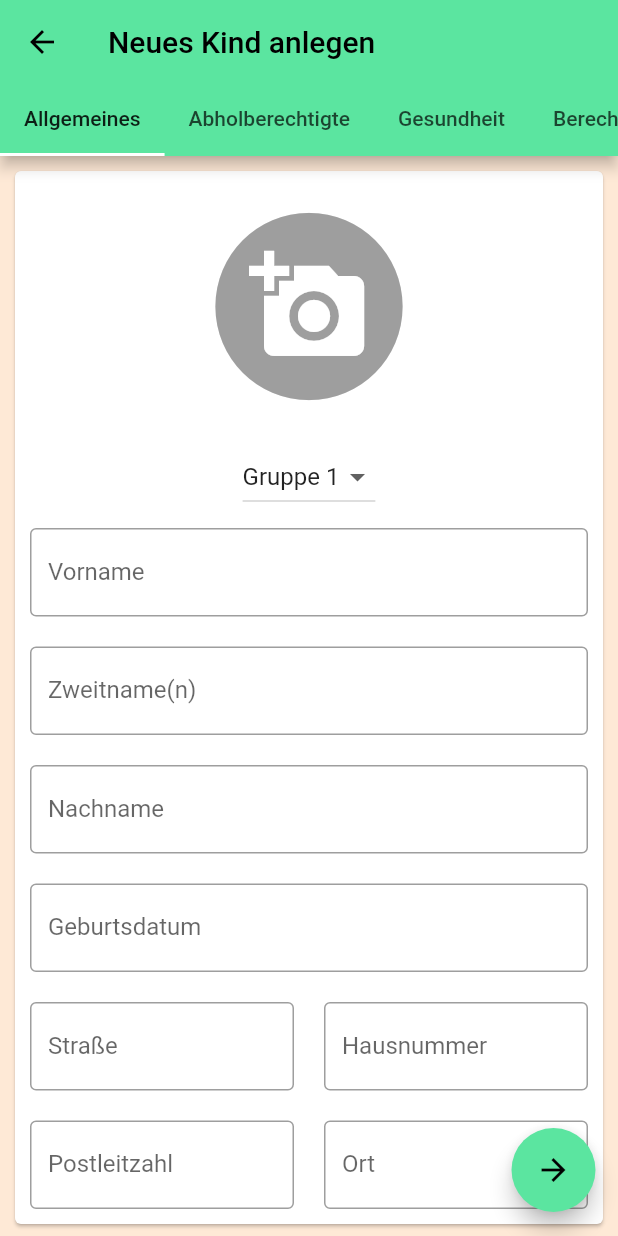
After one commit to ManfredStoiber/KinGa, a Flutter app: the NewStudentScreen screen opened directly, on a phone screen of 412 x 824 dp. The commit adds this screen. Run offline on Flutter 3.47's test engine with Material 2 defaults, Android fonts, the phone set to English and light mode, and no system bars; drawn by our look-alikes of streaming_shared_preferences; our stand-ins replace bloc, cloud_firestore, firebase_auth, firebase_core, firebase_storage, flutter_bloc and 6 more; missing offline and left inert: cryptography, encrypt, mobile_scanner; accounts and stored records are empty.

Commit message:
Implemented new_student_screen.dart Started implementing profile images

```diff
--- a/lib/constants/strings.dart
+++ b/lib/constants/strings.dart
@@ -6,11 +6,14 @@ class Strings {
   static const String back = 'Zurück';
   static const String birthday = 'Geburtsdatum';
   static const String cancel = 'Abbrechen';
+  static const String city = 'Ort';
   static const String createInstitution = 'Eine neue Einrichtung anlegen';
+  static const String createNewStudent = 'Neues Kind anlegen';
   static const String email = 'E-Mail-Adresse';
   static const String feedback = 'Feedback';
   static const String firstname = 'Vorname';
-  static const String greeting = 'Herzlich wilkommen bei KinGa!';
+  static const String housenumber = 'Hausnummer';
+  static const String greeting = 'Herzlich willkommen bei KinGa!';
   static const String impressum = 'Impressum';
   static const String infoGeneral = 'Allgemeines';
   static const String infoPickup = 'Abholberechtigte';
@@ -33,9 +36,11 @@ class Strings {
   static const String password = 'Passwort';
   static const String passwordRepeat = 'Passwort wiederholen';
   static const String permission = 'Berechtigungen';
+  static const String postcode = 'Postleitzahl';
   static const String scanQr = 'QR Code scannen';
   static const String search = 'Suche';
   static const String settings = 'Einstellungen';
+  static const String street = 'Straße';
   static const String signIn = 'Anmelden';
   static const String signUp = 'Registrieren';
   static const String support = 'Support';
--- a/lib/domain/entity/student.dart
+++ b/lib/domain/entity/student.dart
@@ -1,3 +1,7 @@
+import 'dart:io';
+import 'dart:typed_data';
+
+import 'package:flutter/material.dart';
 import 'package:kinga/domain/entity/caregiver.dart';
 
 import 'attendance.dart';
@@ -16,7 +20,7 @@ class Student extends Person {
   List<Caregiver> caregivers;
   //List<Person> pickups = new ArrayList<>();
   List<Attendance> attendances = List.empty(growable: true);
-  //String profileImage;
+  Uint8List profileImage = Uint8List(0);
   //List<SickNote> sickNotes = new ArrayList<>();
   List<String> allergies;
   List<String> diseases;
@@ -35,9 +39,9 @@ class Student extends Person {
       this.address,
       this.city,
       this.group,
+      this.profileImage,
       this.caregivers,
       this.attendances,
-      //this.profileImage,
       this.allergies,
       this.diseases,
       this.medicines,
--- /dev/null
+++ b/lib/ui/new_student_screen.dart
@@ -0,0 +1,360 @@
+import 'dart:developer';
+import 'dart:io';
+import 'dart:typed_data';
+
+import 'package:flutter/material.dart';
+
+import 'package:image_cropper/image_cropper.dart';
+import 'package:image_picker/image_picker.dart';
+import 'package:kinga/constants/colors.dart';
+import 'package:kinga/constants/strings.dart';
+import 'package:kinga/domain/entity/caregiver.dart';
+
+class NewStudentScreen extends StatefulWidget {
+  const NewStudentScreen({Key? key}) : super(key: key);
+
+  @override
+  State<NewStudentScreen> createState() => _NewStudentScreenState();
+}
+
+class _NewStudentScreenState extends State<NewStudentScreen>
+    with SingleTickerProviderStateMixin {
+  int _tabIndex = 0;
+  late TabController _tabController;
+
+  Uint8List _profileImage = Uint8List(0);
+
+  List<Caregiver> caregivers = [
+    Caregiver("", "", "", {'Nummer1': '12345', 'Nummer2': '23456'}, ""),
+  ];
+
+  @override
+  void initState() {
+    super.initState();
+    _tabController = new TabController(length: 4, vsync: this);
+    _tabController.addListener(() {
+      setState(() {
+        _tabIndex = _tabController.index;
+      });
+    });
+  }
+
+  @override
+  Widget build(BuildContext context) {
+    return Scaffold(
+      //bottomNavigationBar: BottomAppBar(child: Container(height: 50,),),
+      appBar: AppBar(
+        title: Text(Strings.createNewStudent),
+        bottom: TabBar(controller: _tabController, isScrollable: true, tabs: [
+          Tab(text: Strings.infoGeneral),
+          Tab(text: Strings.infoPickup),
+          Tab(text: Strings.infoHealth),
+          Tab(text: Strings.permission),
+        ]),
+      ),
+      body: TabBarView(
+          controller: _tabController,
+          physics: NeverScrollableScrollPhysics(),
+          children: [
+            buildTab1(context),
+            buildTab2(),
+            Text('Page 3'),
+            Text('Page 4'),
+          ]),
+      floatingActionButtonLocation: FloatingActionButtonLocation.centerFloat,
+      floatingActionButton: Wrap(children: [
+        Row(
+          mainAxisAlignment: MainAxisAlignment.spaceBetween,
+          children: [
+            Container(
+              margin: EdgeInsets.only(left: 15),
+              child: Visibility(
+                visible: _tabIndex != 0,
+                child: FloatingActionButton(
+                    heroTag: 'fab2',
+                    onPressed: () {
+                      _tabController.animateTo(_tabIndex - 1);
+                    },
+                    child: Icon(Icons
+                        .arrow_back) //(if (_tabIndex == 0) {Text('Weiter') : Text('Fertig')})
+                ),
+              ),
+            ),
+            Container(
+              margin: EdgeInsets.only(right: 15),
+              child: FloatingActionButton(
+                  heroTag: 'fab1',
+                  onPressed: () {
+                    _tabController.animateTo(_tabIndex + 1);
+                  },
+                  child: (() {
+                    if (_tabIndex == 3) {
+                      return Icon(Icons.check);
+                    } else {
+                      return Icon(Icons.arrow_forward);
+                    }
+                  }()) //(if (_tabIndex == 0) {Text('Weiter') : Text('Fertig')})
+              ),
+            ),
+          ],
+        ),
+      ]),
+    );
+  }
+
+  Form buildTab2() {
+    return Form(
+      child: ListView(
+          children: caregivers
+              .asMap()
+              .entries
+              .map((caregiver) =>
+          Card(
+            margin: EdgeInsets.all(10),
+            child: Column(
+              children: [
+                Column(
+                  children: [
+                    Row(
+                      children: [
+                        Container(
+                            margin: EdgeInsets.all(10),
+                            child: Text(
+                              'Kontakt ${caregiver.key + 1}',
+                              style: TextStyle(
+                                  fontWeight: FontWeight.bold),
+                            )),
+                        Expanded(child: Container()),
+                        IconButton(
+                            onPressed: () {
+                              setState(() {
+                                caregivers
+                                    .removeAt(caregiver.key);
+                              });
+                            },
+                            icon: Icon(
+                              Icons.delete_forever,
+                              color: ColorSchemes.errorColor,
+                            ))
+                      ],
+                    )
+                  ],
+                ) as Widget,
+                buildTextField('Bezeichnung'),
+                buildTextField('Vorname'),
+                buildTextField('Nachname')
+              ] +
+                  caregiver.value.phoneNumbers.entries
+                      .map((phoneNumber) =>
+                      Row(
+                        mainAxisSize: MainAxisSize.min,
+                        children: [
+                          Expanded(
+                              child: buildTextField(
+                                  phoneNumber.key)),
+                          Expanded(
+                              child: buildTextField(
+                                  phoneNumber.value)),
+                          IconButton(
+                              onPressed: () {},
+                              icon: Icon(
+                                Icons.close,
+                                color: ColorSchemes.errorColor,
+                              ))
+                        ],
+                      ))
+                      .toList() +
+                  [
+                    MaterialButton(onPressed: () {
+
+                    },
+                      child: Text('Nummer hinzufügen'),),
+                    buildTextField('E-Mail'),
+                    buildTextField('Postleitzahl'),
+                  ],
+            ),
+          ) as Widget)
+              .toList() +
+              [
+                Center(
+                  child: Container(
+                    margin: EdgeInsets.all(15),
+                    child: FloatingActionButton(
+                      child: Icon(Icons.add),
+                      onPressed: () {
+                        setState(() {
+                          caregivers.add(Caregiver("", "", "", {}, ""));
+                        });
+                      },
+                    ),
+                  ),
+                )
+              ]),
+    );
+  }
+
+  ListView buildTab1(BuildContext context) {
+    return ListView(children: [
+      Wrap(children: [
+        Card(
+          margin: EdgeInsets.all(10),
+          child: Form(
+            child: Column(
+              children: [
+                Center(
+                  child: GestureDetector(
+                    onTap: () {
+                      showDialog(context: context, builder: (context) {
+                        return SimpleDialog(
+                          alignment: Alignment.center,
+                          children: [
+                            IntrinsicHeight(
+                              child: Row(
+                                mainAxisSize: MainAxisSize.min,
+                                mainAxisAlignment: MainAxisAlignment.spaceEvenly,
+                                children: [
+                                  SimpleDialogOption(child: Column(
+                                    children: [
+                                      Icon(Icons.camera_alt),
+                                      Text('Kamera'),
+                                    ],
+                                  ), onPressed: () {
+                                    pickImage(context, true).then((success) {if (success) {Navigator.pop(context);}});
+                                  },),
+                                  const VerticalDivider(),
+                                  SimpleDialogOption(child: Column(
+                                    children: [
+                                      Icon(Icons.image),
+                                      Text('Galerie'),
+                                    ],
+                                  ), onPressed: () {
+                                    pickImage(context, false).then((success) {if (success) {Navigator.pop(context);}});
+                                  },),
+                                ],
+                              ),
+                            )
+                          ],
+                        );
+                      },);
+                    },
+                    child: Container(
+                        margin: EdgeInsets.all(15),
+                        height: 150,
+                        width: 150,
+                        child: () {
+                          if (_profileImage.isEmpty) {
+                            return Stack(children: [
+                              Center(
+                                  child: Icon(
+                                    color: Colors.grey,
+                                    Icons.circle,
+                                    size: 150,
+                                  )),
+                              Center(
+                                  child: Icon(
+                                    color: Colors.white,
+                                    Icons.add_a_photo,
+                                    size: 80,
+                                  )),
+                            ]);
+                          } else {
+                            return Container(
+                                height: 150,
+                                width: 150,
+                                decoration: BoxDecoration(
+                                  shape: BoxShape.circle,
+                                ),
+                                clipBehavior: Clip.antiAlias,
+                                //child: Image.file(File(_imagePath))
+                                child: Image.memory(_profileImage)
+                            );
+                          }
+                        }()),
+                  ),
+                ),
+                DropdownButton<String>(value: 'Gruppe 1',
+                  items: [
+                    DropdownMenuItem(
+                        value: 'Gruppe 1', child: Text('Gruppe 1')),
+                    DropdownMenuItem(value: 'Gruppe 2', child: Text('Gruppe 2'))
+                  ],
+                  onChanged: (value) {
+                    setState(() {
+
+                    });
+                  },),
+                buildTextField(Strings.firstname),
+                buildTextField(Strings.middlename),
+                buildTextField(Strings.lastname),
+                buildTextField(Strings.birthday),
+                Row(
+                  children: [
+                    Expanded(child: buildTextField(Strings.street)),
+                    Expanded(child: buildTextField(Strings.housenumber)),
+                  ],
+                ),
+                Row(
+                  children: [
+                    Expanded(child: buildTextField(Strings.postcode)),
+                    Expanded(child: buildTextField(Strings.city)),
+                  ],
+                )
+              ],
+            ),
+          ),
+        ),
+      ]),
+    ]);
+  }
+
+  Widget buildTextField(String label) {
+    return Container(
+      margin: EdgeInsets.all(10),
+      child: TextFormField(
+        textInputAction: TextInputAction.next,
+        scrollPadding: EdgeInsets.all(40),
+        decoration:
+        InputDecoration(border: OutlineInputBorder(), labelText: label),
+      ),
+    );
+  }
+
+  Future<bool> pickImage(BuildContext context, bool camera) async {
+    final ImagePicker _picker = ImagePicker();
+    final XFile? image = await _picker.pickImage(
+        source: camera ? ImageSource.camera : ImageSource.gallery);
+    if (image != null) {
+      CroppedFile? croppedFile = await ImageCropper().cropImage(
+          sourcePath: image.path,
+          aspectRatioPresets: [CropAspectRatioPreset.square],
+          cropStyle: CropStyle.circle,
+          uiSettings: [
+            AndroidUiSettings(
+              lockAspectRatio: true,
+              initAspectRatio: CropAspectRatioPreset.square,
+              hideBottomControls: true,
+              //statusBarColor: Theme.of(context).primaryColor,
+              toolbarColor: Theme
+                  .of(context)
+                  .primaryColor,
+              backgroundColor: Theme
+                  .of(context)
+                  .backgroundColor,
+            ),
+            IOSUiSettings(
+              aspectRatioLockEnabled: true,
+              aspectRatioPickerButtonHidden: true,
+              rectWidth: 1,
+              rectHeight: 1,
+            )
+          ]);
+      if (croppedFile != null) {
+        setState(() {
+          croppedFile.readAsBytes().then((value) => _profileImage = value);
+        });
+        return Future(() => true);
+      }
+    }
+    return Future(() => false);
+  }
+}
--- a/pubspec.yaml
+++ b/pubspec.yaml
@@ -45,6 +45,7 @@ dependencies:
   flutter_launcher_icons: ^0.10.0
   firebase_auth: ^3.11.2
   url_launcher: ^6.1.5
+  firebase_storage: ^10.3.6
   qr_flutter: ^4.0.0
   uuid: ^3.0.6
   streaming_shared_preferences: ^2.0.0
```
Also changed, not shown: lib/data/firebase_student_repository.dart (+17 -2 lines), lib/ui/attendance_screen.dart (+20 -7 lines), lib/ui/show_student_screen.dart (+62 -29 lines), pubspec.lock.
